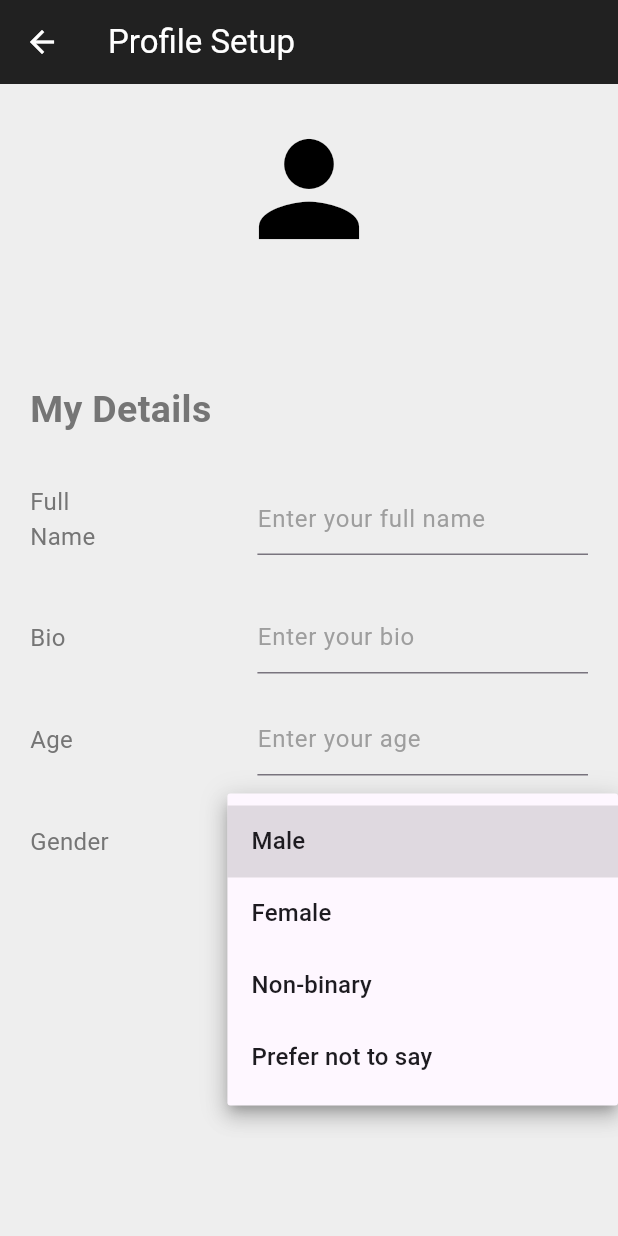
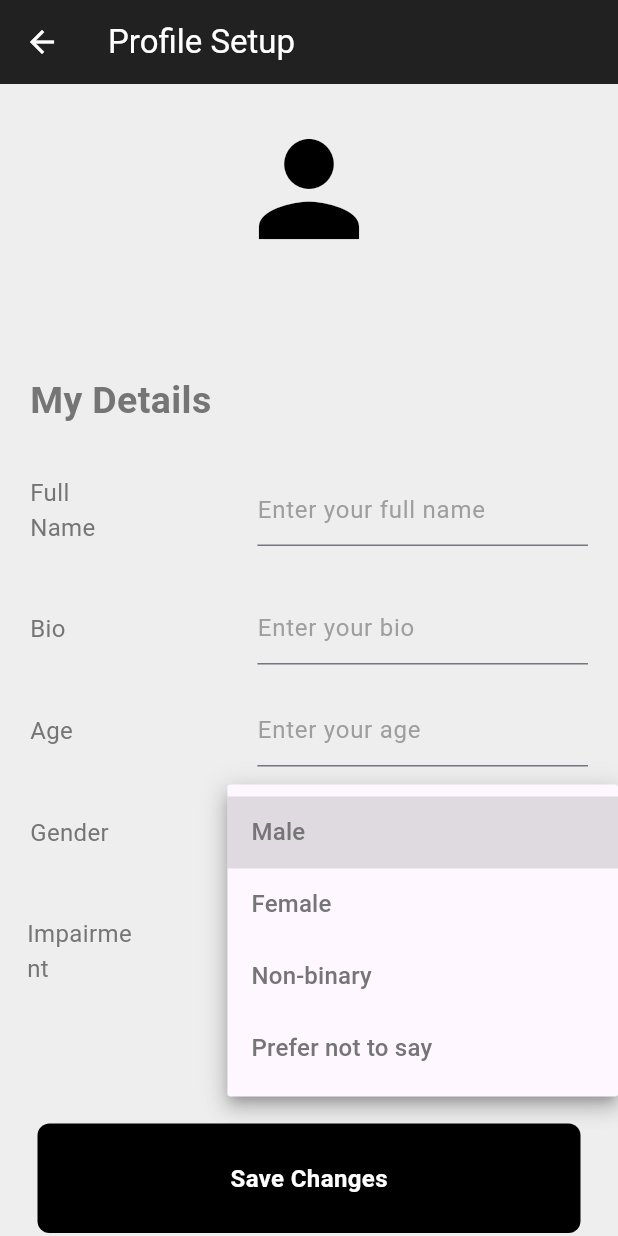
Before and after one commit to FIU-MOSAIC/wearableGestureRecognitionSystem, a Flutter app: the ProfilePage screen opened directly, after a tap on "Select your gender", on a phone screen of 412 x 824 dp. Run offline on Flutter 3.47's test engine with Material 3 defaults, Android fonts, the phone set to English and light mode, and no system bars; our stand-ins replace cloud_firestore, firebase_auth, firebase_core, google_sign_in; accounts and stored records are empty.

Commit message:
Gave the profile page final touches Added saveProfile function to save the profile data to the database Added fetchUserData to display the user data on the profile page

```diff
--- a/mobileApp/gesture_detection/lib/components/ProfileDropDown.dart
+++ b/mobileApp/gesture_detection/lib/components/ProfileDropDown.dart
@@ -1,18 +1,39 @@
 import 'package:flutter/material.dart';
 
-class GenderPicker extends StatefulWidget {
-  const GenderPicker({super.key});
+class ProfileDropDown extends StatefulWidget {
+  final Function(String?) onGenderChanged;
+  final Function(String?) onImpairmentChanged;
+  final String? initialGender;
+  final String? initialImpairment;
+
+  const ProfileDropDown({
+    super.key,
+    required this.onGenderChanged,
+    required this.onImpairmentChanged,
+    this.initialGender,
+    this.initialImpairment,
+  });
 
   @override
-  State<GenderPicker> createState() => _GenderPickerState();
+  State<ProfileDropDown> createState() => _ProfileDropDownState();
 }
 
-class _GenderPickerState extends State<GenderPicker> {
+class _ProfileDropDownState extends State<ProfileDropDown> {
   String? selectedGender;
+  String? selectedImpairment;
+
+  @override
+  void initState() {
+    super.initState();
+    selectedGender = widget.initialGender;
+    selectedImpairment = widget.initialImpairment;
+  }
 
   @override
   Widget build(BuildContext context) {
-    return Row(
+    return Column(
+      children: [
+        Row(
           children: [
             Expanded(
               flex: 3,
@@ -36,25 +57,68 @@
                   value: selectedGender,
                   decoration: InputDecoration(
                     hintText: 'Select your gender',
-                hintStyle: TextStyle(color: Colors.grey[500]),
-                border: InputBorder.none,
-                filled: true,
-                fillColor: Colors.white,
+                    hintStyle: TextStyle(color: Colors.grey[600]),
                   ),
                   items: <String>['Male', 'Female', 'Non-binary', 'Prefer not to say'].map((String value) {
                     return DropdownMenuItem<String>(
                       value: value,
-                  child: Text(value),
+                      child: Text(value, style: TextStyle(color: Colors.grey[600]),),
                     );
                   }).toList(),
                   onChanged: (String? newValue) {
                     setState(() {
                       selectedGender = newValue;
                     });
+                    widget.onGenderChanged(newValue);
                   },
-              isExpanded: true,
                 ),
               ),
+            ),
+          ],
+        ),
+        const SizedBox(height: 20),
+        Row(
+          children: [
+            Expanded(
+              flex: 3,
+              child: Padding(
+                padding: const EdgeInsets.symmetric(horizontal: 18.0, vertical: 12.0),
+                child: Text(
+                  'Impairment',
+                  style: TextStyle(
+                    fontSize: 16,
+                    color: Colors.grey[600],
+                  ),
+                ),
+              ),
+            ),
+            const SizedBox(width: 40),
+            Expanded(
+              flex: 7,
+              child: Padding(
+                padding: const EdgeInsets.symmetric(horizontal: 20.0),
+                child: DropdownButtonFormField<String>(
+                  value: selectedImpairment,
+                  decoration: InputDecoration(
+                    hintText: 'Select your impairment',
+                    hintStyle: TextStyle(color: Colors.grey[600]),
+                  ),
+                 items: <String>['Stroke', 'Parkinson\'s Disease', 'Cerebral Palsy', 'Multiple Sclerosis', 'Arthritis', 'Other'].map((String value) {
+                    return DropdownMenuItem<String>(
+                      value: value,
+                      child: Text(value, style: TextStyle(color: Colors.grey[600]),),
+                    );
+                  }).toList(),
+                  onChanged: (String? newValue) {
+                    setState(() {
+                      selectedImpairment = newValue;
+                    });
+                    widget.onImpairmentChanged(newValue);
+                  },
+                ),
+              ),
+            ),
+          ],
         ),
       ],
     );
--- a/mobileApp/gesture_detection/lib/components/ProfileTextField.dart
+++ b/mobileApp/gesture_detection/lib/components/ProfileTextField.dart
@@ -3,14 +3,15 @@
 class ProfileTextField extends StatelessWidget {
   final String text;
   final String hintText;
-  final TextInputType keyboardType;  // Added this line
+  final TextInputType keyboardType;
+  final TextEditingController controller;
 
-  // Updated constructor to include keyboardType with a default value
   const ProfileTextField({
     super.key,
     required this.text,
     required this.hintText,
-    this.keyboardType = TextInputType.text,  // Default to text input
+    this.keyboardType = TextInputType.text,
+    required this.controller,
   });
 
   @override
@@ -36,7 +37,8 @@
           child: Padding(
             padding: const EdgeInsets.symmetric(horizontal: 20.0),
             child: TextField(
-              keyboardType: keyboardType,  // Apply keyboardType to TextField
+              controller: controller,
+              keyboardType: keyboardType,
               decoration: InputDecoration(
                 hintText: hintText,
                 hintStyle: TextStyle(color: Colors.grey[500]),
--- a/mobileApp/gesture_detection/lib/pages/profile page.dart
+++ b/mobileApp/gesture_detection/lib/pages/profile page.dart
@@ -1,5 +1,7 @@
 import 'package:firebase_auth/firebase_auth.dart';
 import 'package:flutter/material.dart';
+import 'package:cloud_firestore/cloud_firestore.dart';
+import 'package:gesture_detection/components/Button.dart';
 import 'package:gesture_detection/components/ProfileDropDown.dart';
 import 'package:gesture_detection/components/ProfileTextField.dart';
 
@@ -11,7 +13,72 @@
 }
 
 class _ProfilePageState extends State<ProfilePage> {
-  User? currentUser = FirebaseAuth.instance.currentUser;
+  final currentUser = FirebaseAuth.instance.currentUser!;
+  final TextEditingController nameController = TextEditingController();
+  final TextEditingController bioController = TextEditingController();
+  final TextEditingController ageController = TextEditingController();
+  String? selectedGender;
+  String? selectedImpairment;
+  bool isLoading = true;
+
+  @override
+  void initState() {
+    super.initState();
+    fetchUserData();
+  }
+
+  Future<void> saveProfile() async {
+      try {
+        final name = nameController.text;
+        final bio = bioController.text;
+        final age = ageController.text;
+
+        await FirebaseFirestore.instance.collection('users').doc(currentUser.uid).set({
+          'name': name,
+          'bio': bio,
+          'age': age,
+          'gender': selectedGender,
+          'impairment': selectedImpairment,
+          'email': currentUser.email,
+        });
+
+        ScaffoldMessenger.of(context).showSnackBar(
+          const SnackBar(content: Text('Profile saved successfully')),
+        );
+      } catch (e) {
+        ScaffoldMessenger.of(context).showSnackBar(
+          SnackBar(content: Text('Error saving profile: $e')),
+        );
+      }
+    }
+
+  Future<void> fetchUserData() async {
+    try {
+      DocumentSnapshot userDoc = await FirebaseFirestore.instance.collection('users').doc(currentUser.uid).get();
+
+      if (userDoc.exists) {
+        Map<String, dynamic> data = userDoc.data() as Map<String, dynamic>;
+        nameController.text = data['name'] ?? '';
+        bioController.text = data['bio'] ?? '';
+        ageController.text = data['age'] ?? '';
+        setState(() {
+          selectedGender = data['gender'];
+          selectedImpairment = data['impairment'];
+          isLoading = false;
+        });
+      } else {
+        setState(() {
+          isLoading = false;
+        });
+      }
+    } catch (e) {
+      print("Error fetching user data: $e");
+      setState(() {
+        isLoading = false;
+      });
+    }
+  }
+
 
   @override
   Widget build(BuildContext context) {
@@ -22,7 +89,9 @@
         foregroundColor: Colors.white,
         title: const Text('Profile Setup'),
       ),
-      body: ListView(
+      body: isLoading
+        ? Center(child: CircularProgressIndicator())
+        : ListView(
             children: [
               const SizedBox(height: 20),
               const Icon(
@@ -31,11 +100,11 @@
                 size: 100.0,
               ),
               Text(
-            currentUser?.email?.split("@")[0] ?? "No email",
+                currentUser.email!,
                 textAlign: TextAlign.center,
                 style: const TextStyle(
-              fontSize: 20,
-              fontWeight: FontWeight.bold,
+                  fontSize: 16,
+                  fontWeight: FontWeight.bold
                 ),
               ),
               const SizedBox(height: 50),
@@ -51,14 +120,46 @@
                 ),
               ),
               const SizedBox(height: 20),
-
-          const ProfileTextField(text: "Full Name", hintText: "Enter your full name"),
+              ProfileTextField(
+                text: "Full Name",
+                hintText: "Enter your full name",
+                keyboardType: TextInputType.name,
+                controller: nameController,
+              ),
               const SizedBox(height: 20),
-          const ProfileTextField(text: "Bio", hintText: "Enter your bio"),
+              ProfileTextField(
+                text: "Bio",
+                hintText: "Enter your bio",
+                keyboardType: TextInputType.text,
+                controller: bioController,
+              ),
               const SizedBox(height: 20),
-          const ProfileTextField(text: "Age", hintText: "Enter your age", keyboardType: TextInputType.number),
+              ProfileTextField(
+                text: "Age",
+                hintText: "Enter your age",
+                keyboardType: TextInputType.number,
+                controller: ageController,
+              ),
               const SizedBox(height: 20),
-          GenderPicker()
+              ProfileDropDown(
+                initialGender: selectedGender,
+                initialImpairment: selectedImpairment,
+                onGenderChanged: (String? newGender) {
+                  setState(() {
+                    selectedGender = newGender;
+                  });
+                },
+                onImpairmentChanged: (String? newImpairment) {
+                  setState(() {
+                    selectedImpairment = newImpairment;
+                  });
+                },
+              ),
+              const SizedBox(height: 80),
+              Button(
+                onTap: saveProfile,
+                text: "Save Changes",
+              ),
             ],
           ),
     );
```
Lines whose indentation alone changed are shown as unchanged.
